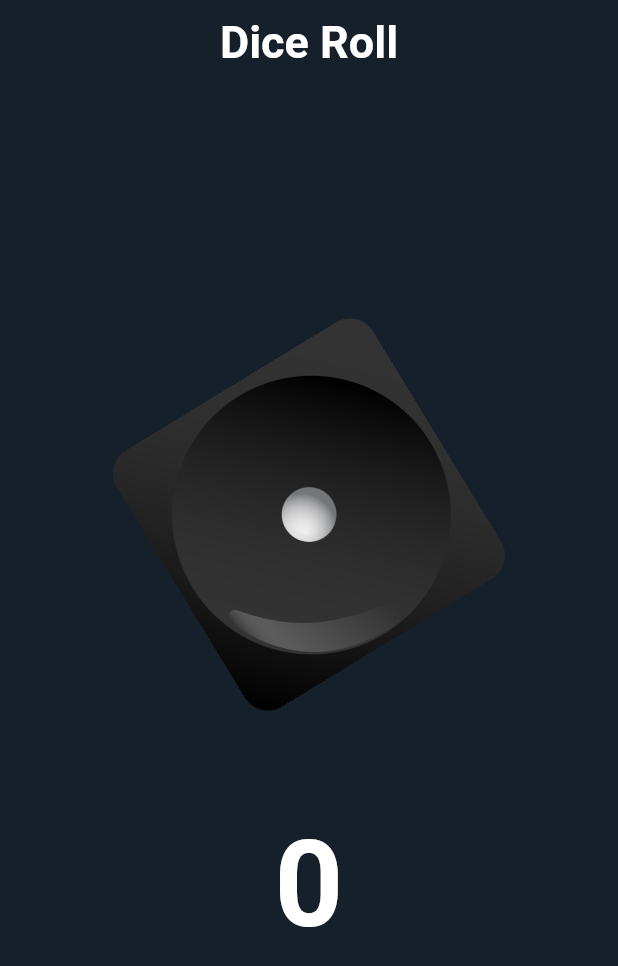
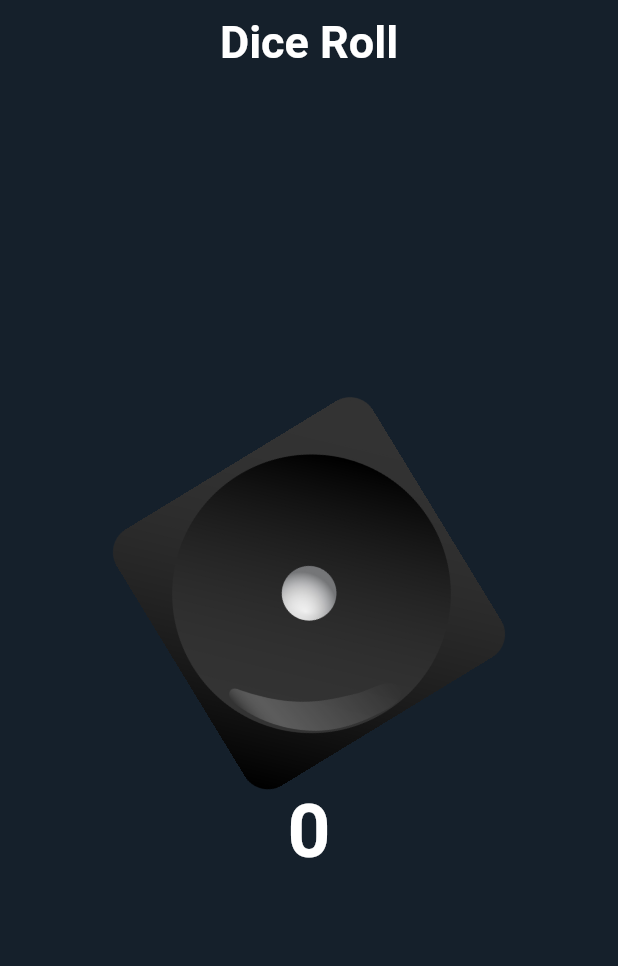
Before and after one commit to ademNr/Dice_Roll, a Flutter app: the screen it shows after launch, on a phone screen of 412 x 824 dp. Shown: the top 966 px of the screen. Run offline on Flutter 3.47's test engine with Material 2 defaults, Android fonts, the light colour scheme and no system bars; our stand-ins replace just_audio.

Commit message:
slight changes

```diff
--- a/lib/dice_page.dart
+++ b/lib/dice_page.dart
@@ -67,16 +67,15 @@ class _DiceState extends State<Dice> {
 
                   },
                   child: Image.asset(
-
-
                       images[currentImageIndex],
                       height: 200,
                       width: 200,
-                      fit: BoxFit.fill            ),
+                      fit: BoxFit.fill  ,
+                  ),
                 ),
               ),
-              SizedBox(height: 100,),
-              Text("${points}", style: TextStyle(color: Colors.white,fontSize: 80, fontWeight: FontWeight.bold),)
+              SizedBox(height: 30,),
+              Text("${points}", style: TextStyle(color: Colors.white,fontSize: 50, fontWeight: FontWeight.bold),)
             ],
           )
       ),
```
